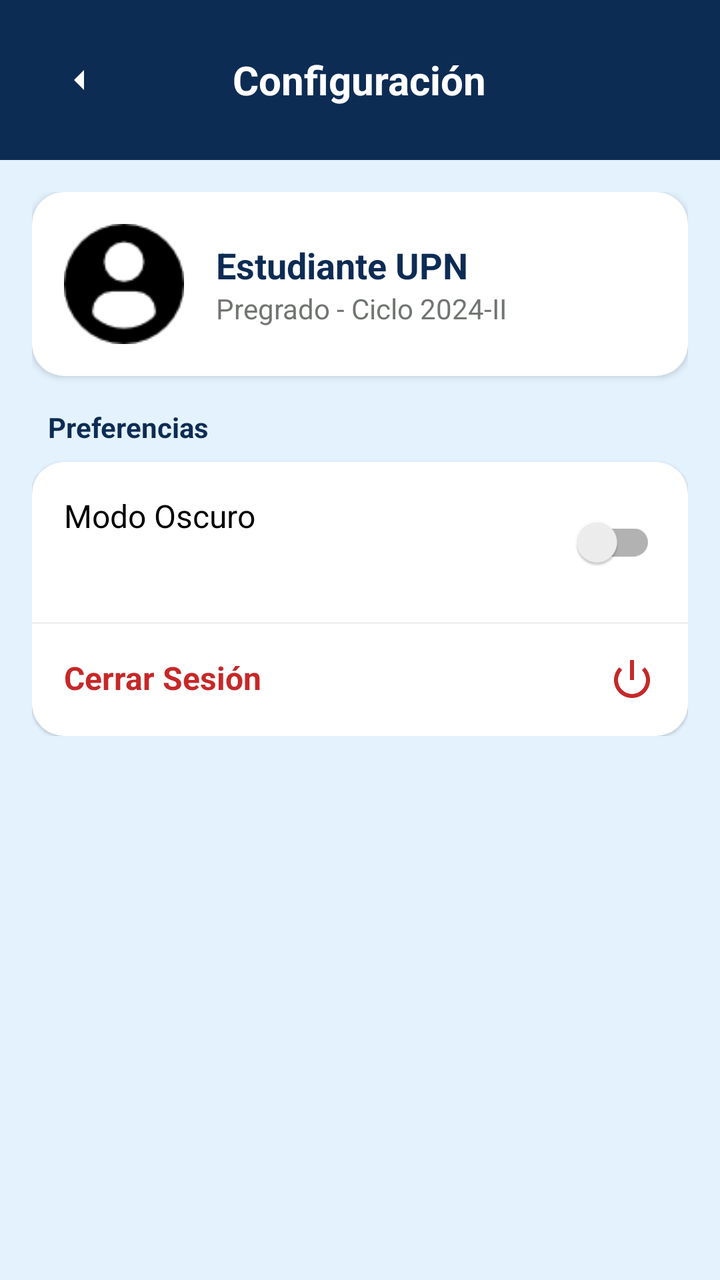
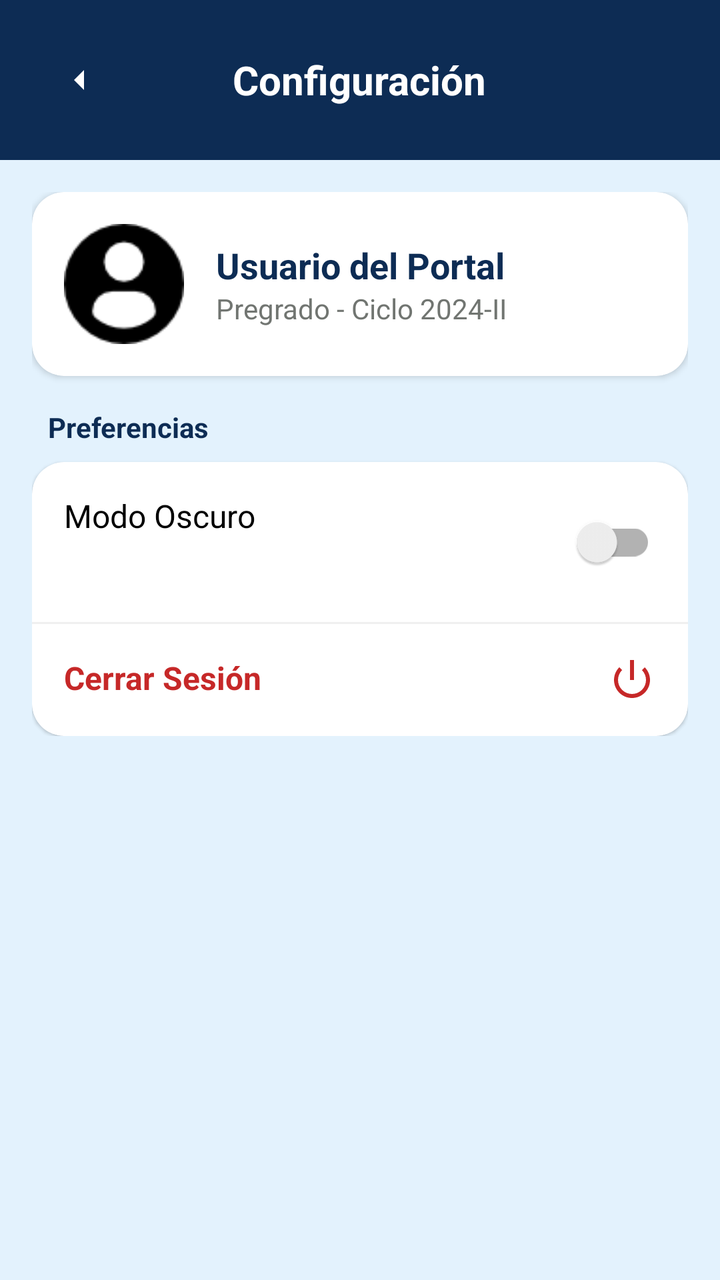

An Android layout rendered at two revisions. The XML below is the earlier revision; the diff shows what the commit changed to produce the second picture.
<!-- AndroidManifest.xml: application theme Theme.UPNFit -->
<!-- res/layout/activity_configuracion.xml -->
<?xml version="1.0" encoding="utf-8"?>
<LinearLayout xmlns:android="http://schemas.android.com/apk/res/android"
    xmlns:app="http://schemas.android.com/apk/res-auto"
    android:id="@+id/main"
    android:layout_width="match_parent"
    android:layout_height="match_parent"
    android:background="@color/azulino_claro"
    android:orientation="vertical">

    
    <RelativeLayout
        android:layout_width="match_parent"
        android:layout_height="wrap_content"
        android:background="@color/azul_marino"
        android:padding="20dp">

        <ImageButton
            android:id="@+id/regresomenu"
            android:layout_width="40dp"
            android:layout_height="40dp"
            android:background="?attr/selectableItemBackgroundBorderless"
            android:contentDescription="Regresar"
            android:src="@drawable/ic_back_arrow"
            app:tint="@color/white" />

        <TextView
            android:layout_width="wrap_content"
            android:layout_height="wrap_content"
            android:layout_centerHorizontal="true"
            android:layout_centerVertical="true"
            android:text="Configuración"
            android:textColor="@color/white"
            android:textSize="20sp"
            android:textStyle="bold" />
    </RelativeLayout>

    <ScrollView
        android:layout_width="match_parent"
        android:layout_height="match_parent">

        <LinearLayout
            android:layout_width="match_parent"
            android:layout_height="wrap_content"
            android:orientation="vertical"
            android:padding="16dp">

            
            <com.google.android.material.card.MaterialCardView
                android:layout_width="match_parent"
                android:layout_height="wrap_content"
                android:layout_marginBottom="16dp"
                app:cardCornerRadius="16dp"
                app:cardElevation="2dp">

                <LinearLayout
                    android:layout_width="match_parent"
                    android:layout_height="wrap_content"
                    android:gravity="center_vertical"
                    android:orientation="horizontal"
                    android:padding="16dp">

                    <ImageView
                        android:layout_width="60dp"
                        android:layout_height="60dp"
                        android:src="@drawable/perfil" />

                    <LinearLayout
                        android:layout_width="0dp"
                        android:layout_height="wrap_content"
                        android:layout_marginStart="16dp"
                        android:layout_weight="1"
                        android:orientation="vertical">

                        <TextView
                            android:id="@+id/tvNombreUsuarioConf"
                            android:layout_width="wrap_content"
                            android:layout_height="wrap_content"
                            android:text="Estudiante UPN"
                            android:textColor="@color/azul_marino"
                            android:textSize="18sp"
                            android:textStyle="bold" />

                        <TextView
                            android:layout_width="wrap_content"
                            android:layout_height="wrap_content"
                            android:text="Pregrado - Ciclo 2024-II"
                            android:textColor="@color/gris_upn"
                            android:textSize="14sp" />
                    </LinearLayout>
                </LinearLayout>
            </com.google.android.material.card.MaterialCardView>

            
            <TextView
                android:layout_width="wrap_content"
                android:layout_height="wrap_content"
                android:layout_marginBottom="8dp"
                android:layout_marginStart="8dp"
                android:text="Preferencias"
                android:textColor="@color/azul_marino"
                android:textSize="14sp"
                android:textStyle="bold" />

            <com.google.android.material.card.MaterialCardView
                android:layout_width="match_parent"
                android:layout_height="wrap_content"
                app:cardCornerRadius="16dp"
                app:cardElevation="1dp">

                <LinearLayout
                    android:layout_width="match_parent"
                    android:layout_height="wrap_content"
                    android:orientation="vertical">

                    
                    <RelativeLayout
                        android:layout_width="match_parent"
                        android:layout_height="wrap_content"
                        android:padding="16dp">

                        <TextView
                            android:layout_width="wrap_content"
                            android:layout_height="wrap_content"
                            android:text="Modo Oscuro"
                            android:textColor="@color/black"
                            android:textSize="16sp" />

                        <androidx.appcompat.widget.SwitchCompat
                            android:id="@+id/switchDarkMode"
                            android:layout_width="wrap_content"
                            android:layout_height="wrap_content"
                            android:layout_alignParentEnd="true" />
                    </RelativeLayout>

                    <View
                        android:layout_width="match_parent"
                        android:layout_height="1dp"
                        android:background="#F0F0F0" />

                    
                    <RelativeLayout
                        android:id="@+id/btnCerrarSesion"
                        android:layout_width="match_parent"
                        android:layout_height="wrap_content"
                        android:clickable="true"
                        android:focusable="true"
                        android:background="?attr/selectableItemBackground"
                        android:padding="16dp">

                        <TextView
                            android:layout_width="wrap_content"
                            android:layout_height="wrap_content"
                            android:text="Cerrar Sesión"
                            android:textColor="#C62828"
                            android:textSize="16sp"
                            android:textStyle="bold" />

                        <ImageView
                            android:layout_width="24dp"
                            android:layout_height="24dp"
                            android:layout_alignParentEnd="true"
                            android:src="@android:drawable/ic_lock_power_off"
                            app:tint="#C62828" />
                    </RelativeLayout>
                </LinearLayout>
            </com.google.android.material.card.MaterialCardView>

        </LinearLayout>
    </ScrollView>

</LinearLayout>
<!-- resources referenced by this layout -->
<resources>
  <color name="azul_marino">#0D2C54</color>
  <color name="azulino_claro">#E3F2FD</color>
  <color name="black">#FF000000</color>
  <color name="gris_upn">#717571</color>
  <color name="white">#FFFFFF</color>
  <!-- drawable ic_back_arrow (drawable) -->
  <vector xmlns:android="http://schemas.android.com/apk/res/android"
      android:width="24dp"
      android:height="24dp"
      android:viewportWidth="24"
      android:viewportHeight="24">
      <path
          android:fillColor="#FFFFFF"
          android:pathData="M14,7l-5,5 5,5" />
  </vector>
  <!-- drawable perfil: png bitmap (drawable, 1337 bytes) -->
  <style name="Theme.UPNFit" parent="Theme.MaterialComponents.DayNight.NoActionBar">
          
          <item name="colorPrimary">@color/purple_500</item>
          <item name="colorPrimaryVariant">@color/purple_700</item>
          <item name="colorOnPrimary">@color/white</item>
          
          <item name="colorSecondary">@color/teal_200</item>
          <item name="colorSecondaryVariant">@color/teal_700</item>
          <item name="colorOnSecondary">@color/black</item>
          
          <item name="android:statusBarColor">?attr/colorPrimaryVariant</item>
          
      </style>
  <color name="purple_500">#FF6200EE</color>
  <color name="purple_700">#FF3700B3</color>
  <color name="teal_200">#FF03DAC5</color>
  <color name="teal_700">#FF018786</color>
</resources>

<!-- the commit's change to res/layout/activity_configuracion.xml (unified diff, before → after) -->
@@ -75,7 +75,7 @@
                             android:id="@+id/tvNombreUsuarioConf"
                             android:layout_width="wrap_content"
                             android:layout_height="wrap_content"
-                            android:text="Estudiante UPN"
+                            android:text="Usuario del Portal"
                             android:textColor="@color/azul_marino"
                             android:textSize="18sp"
                             android:textStyle="bold" />
